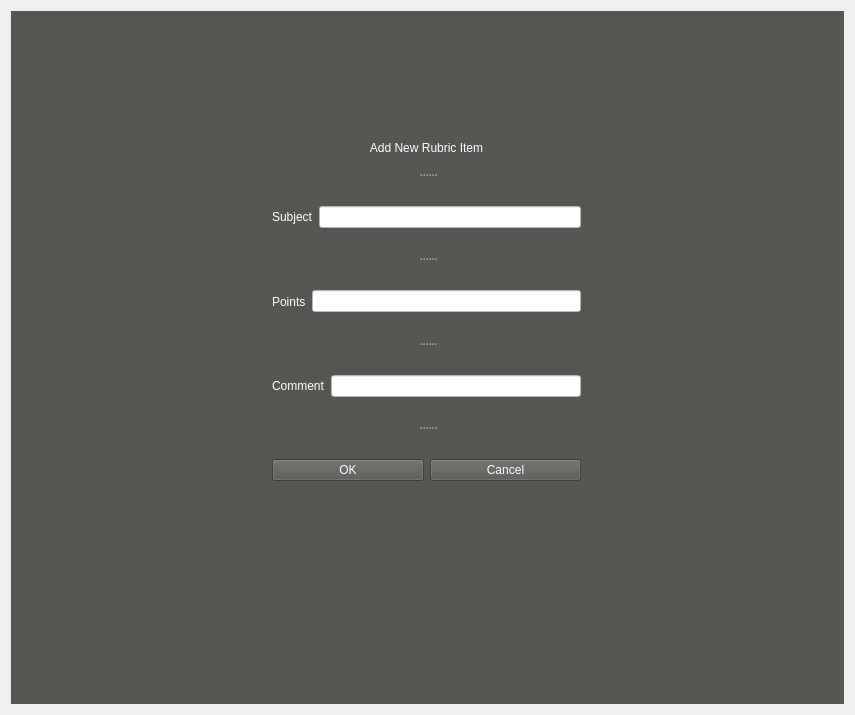
Above: GradingProject/GradingProjectGUI/widget.ui from nax47/Grading-Assistance-App before the change. Below: the same form after it.
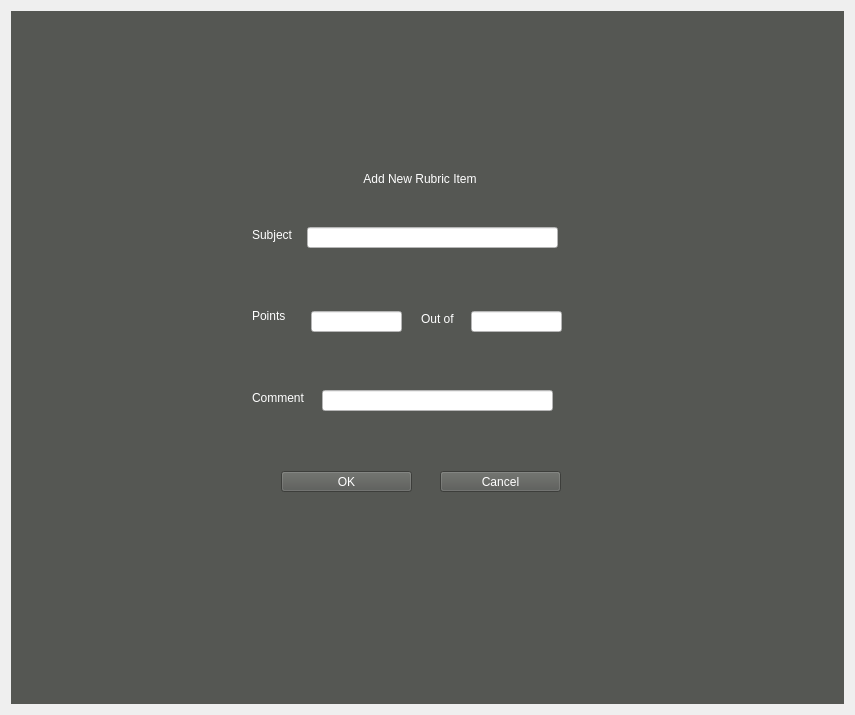
That is the form after the change. The open tabs and pages were chosen to show the change.

Commit message: adding gui features and engine functionality

```diff
--- a/GradingProject/GradingProjectGUI/widget.ui
+++ b/GradingProject/GradingProjectGUI/widget.ui
@@ -118,22 +118,44 @@
       </layout>
      </widget>
      <widget class="QWidget" name="rubricItem">
-      <widget class="QSplitter" name="splitter">
+      <widget class="QLabel" name="pointsLabel_2">
        <property name="geometry">
         <rect>
-         <x>250</x>
-         <y>130</y>
-         <width>331</width>
-         <height>351</height>
+         <x>410</x>
+         <y>300</y>
+         <width>40</width>
+         <height>16</height>
         </rect>
        </property>
-       <property name="orientation">
-        <enum>Qt::Vertical</enum>
+       <property name="styleSheet">
+        <string notr="true">color: rgb(255, 255, 255);</string>
        </property>
-       <property name="handleWidth">
-        <number>40</number>
+       <property name="text">
+        <string>Out of</string>
        </property>
+      </widget>
+      <widget class="QLineEdit" name="outofText">
+       <property name="geometry">
+        <rect>
+         <x>460</x>
+         <y>300</y>
+         <width>91</width>
+         <height>21</height>
+        </rect>
+       </property>
+       <property name="styleSheet">
+        <string notr="true">background-color: rgb(255, 255, 255);</string>
+       </property>
+      </widget>
        <widget class="QLabel" name="newRubricItemLabel">
+       <property name="geometry">
+        <rect>
+         <x>340</x>
+         <y>160</y>
+         <width>138</width>
+         <height>16</height>
+        </rect>
+       </property>
         <property name="styleSheet">
          <string notr="true">color: rgb(255, 255, 255);</string>
         </property>
@@ -144,52 +166,47 @@
          <set>Qt::AlignCenter</set>
         </property>
        </widget>
-       <widget class="QWidget" name="layoutWidget">
-        <layout class="QHBoxLayout" name="horizontalLayout">
-         <item>
-          <widget class="QLabel" name="subjectLabel">
+      <widget class="QPushButton" name="cancelButton">
+       <property name="geometry">
+        <rect>
+         <x>429</x>
+         <y>460</y>
+         <width>121</width>
+         <height>21</height>
+        </rect>
+       </property>
            <property name="styleSheet">
             <string notr="true">color: rgb(255, 255, 255);</string>
            </property>
            <property name="text">
-            <string>Subject</string>
-           </property>
-          </widget>
-         </item>
-         <item>
-          <widget class="QLineEdit" name="subjectLine">
-           <property name="styleSheet">
-            <string notr="true">background-color: rgb(255, 255, 255);</string>
-           </property>
-          </widget>
-         </item>
-        </layout>
-       </widget>
-       <widget class="QWidget" name="layoutWidget">
-        <layout class="QHBoxLayout" name="horizontalLayout_2">
-         <item>
-          <widget class="QLabel" name="pointsLabel">
+        <string>Cancel</string>
+       </property>
+      </widget>
+      <widget class="QPushButton" name="okButton">
+       <property name="geometry">
+        <rect>
+         <x>270</x>
+         <y>460</y>
+         <width>131</width>
+         <height>21</height>
+        </rect>
+       </property>
            <property name="styleSheet">
             <string notr="true">color: rgb(255, 255, 255);</string>
            </property>
            <property name="text">
-            <string>Points</string>
-           </property>
-          </widget>
-         </item>
-         <item>
-          <widget class="QLineEdit" name="pointsLine">
-           <property name="styleSheet">
-            <string notr="true">background-color: rgb(255, 255, 255);</string>
-           </property>
-          </widget>
-         </item>
-        </layout>
-       </widget>
-       <widget class="QWidget" name="layoutWidget">
-        <layout class="QHBoxLayout" name="horizontalLayout_3">
-         <item>
+        <string>OK</string>
+       </property>
+      </widget>
           <widget class="QLabel" name="commentLabel">
+       <property name="geometry">
+        <rect>
+         <x>241</x>
+         <y>379</y>
+         <width>64</width>
+         <height>16</height>
+        </rect>
+       </property>
            <property name="styleSheet">
             <string notr="true">color: rgb(255, 255, 255);</string>
            </property>
@@ -197,40 +214,76 @@
             <string>Comment</string>
            </property>
           </widget>
-         </item>
-         <item>
           <widget class="QLineEdit" name="commentLine">
+       <property name="geometry">
+        <rect>
+         <x>311</x>
+         <y>379</y>
+         <width>231</width>
+         <height>21</height>
+        </rect>
+       </property>
            <property name="styleSheet">
             <string notr="true">background-color: rgb(255, 255, 255);</string>
            </property>
           </widget>
-         </item>
-        </layout>
-       </widget>
-       <widget class="QWidget" name="layoutWidget">
-        <layout class="QHBoxLayout" name="horizontalLayout_4">
-         <item>
-          <widget class="QPushButton" name="okButton">
+      <widget class="QLabel" name="pointsLabel">
+       <property name="geometry">
+        <rect>
+         <x>241</x>
+         <y>297</y>
+         <width>40</width>
+         <height>16</height>
+        </rect>
+       </property>
            <property name="styleSheet">
             <string notr="true">color: rgb(255, 255, 255);</string>
            </property>
            <property name="text">
-            <string>OK</string>
-           </property>
-          </widget>
-         </item>
-         <item>
-          <widget class="QPushButton" name="cancelButton">
+        <string>Points</string>
+       </property>
+      </widget>
+      <widget class="QLineEdit" name="pointsLine">
+       <property name="geometry">
+        <rect>
+         <x>300</x>
+         <y>300</y>
+         <width>91</width>
+         <height>21</height>
+        </rect>
+       </property>
            <property name="styleSheet">
+        <string notr="true">background-color: rgb(255, 255, 255);</string>
+       </property>
+      </widget>
+      <widget class="QLabel" name="subjectLabel">
+       <property name="geometry">
+        <rect>
+         <x>241</x>
+         <y>216</y>
+         <width>49</width>
+         <height>16</height>
+        </rect>
+       </property>
+       <property name="styleSheet">
             <string notr="true">color: rgb(255, 255, 255);</string>
            </property>
            <property name="text">
-            <string>Cancel</string>
-           </property>
-          </widget>
-         </item>
-        </layout>
-       </widget>
+        <string>Subject</string>
+       </property>
+      </widget>
+      <widget class="QLineEdit" name="subjectLine">
+       <property name="geometry">
+        <rect>
+         <x>296</x>
+         <y>216</y>
+         <width>251</width>
+         <height>21</height>
+        </rect>
+       </property>
+       <property name="styleSheet">
+        <string notr="true">background-color: rgb(255, 255, 255);</string>
+       </property>
       </widget>
      </widget>
      <widget class="QWidget" name="page_2">
```
Left out of the diff: 46 changed lines with no effect on the pictures. Lines whose indentation alone changed are shown as unchanged. The commit also changes 5 other files.
